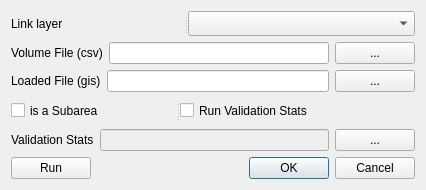
Old version of the form ui/summary_loadedNetwork.ui in the repository TSMv6/tsm_panel.
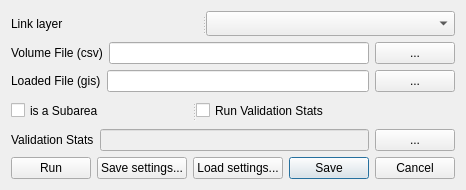
New version of the form.

Commit message: Fix: update ui/*.ui, the files actually loaded at run time

```diff
--- a/ui/summary_loadedNetwork.ui
+++ b/ui/summary_loadedNetwork.ui
@@ -133,13 +133,33 @@
        </property>
       </widget>
      </item>
+     <item>
+      <widget class="QPushButton" name="pushButton_Save">
+       <property name="text">
+        <string>Save settings...</string>
+       </property>
+       <property name="toolTip">
+        <string>Write the current settings to a JSON file.</string>
+       </property>
+      </widget>
+     </item>
+     <item>
+      <widget class="QPushButton" name="pushButton_Load">
+       <property name="text">
+        <string>Load settings...</string>
+       </property>
+       <property name="toolTip">
+        <string>Read settings from a JSON file and refresh this dialog.</string>
+       </property>
+      </widget>
+     </item>
      <item>
       <widget class="QDialogButtonBox" name="buttonBox_OkCancel">
        <property name="orientation">
         <enum>Qt::Horizontal</enum>
        </property>
        <property name="standardButtons">
-        <set>QDialogButtonBox::Cancel|QDialogButtonBox::Ok</set>
+        <set>QDialogButtonBox::Cancel|QDialogButtonBox::Save</set>
        </property>
       </widget>
      </item>
```
The commit also changes 10 other files.
